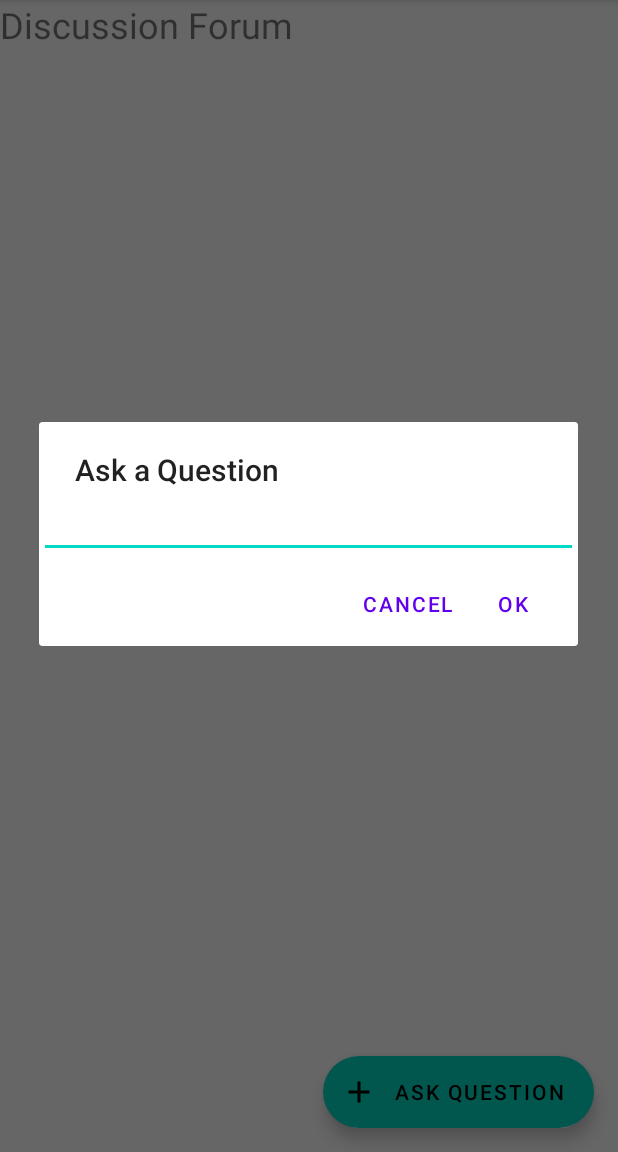
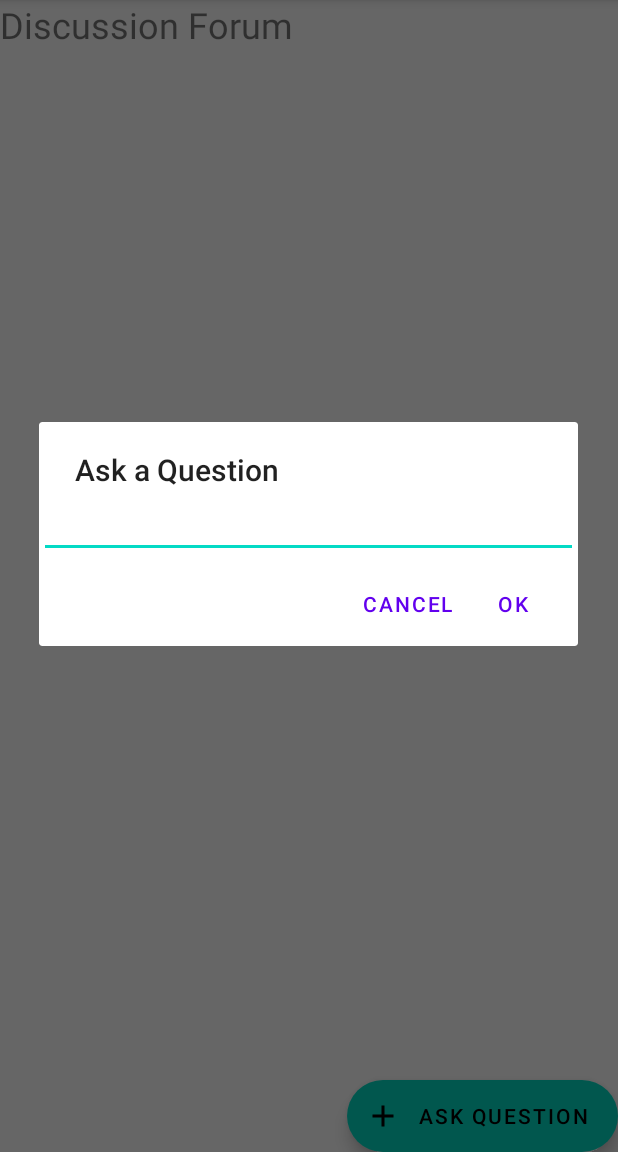
Before and after one commit to CMPUT301W21T36/PhenoCount, an Android app: the DiscussionActivity screen opened directly, with no data from a screen before it, after a tap on "ASK QUESTION", on a phone screen of 412 x 824 dp, the part 84-1236 px from its top. Run offline under Robolectric (Android 15) with nearby library versions, the phone set to English and light mode, and no system bars; our stand-ins replace Firebase (no records; nobody signed in at launch, a user with empty details on screens opened directly); 1 statement that could not run was skipped.

Commit message:
fix layout

```diff
--- a/code/pheno_count/app/src/main/java/com/cmput301w21t36/phenocount/QuestionAdapter.java
+++ b/code/pheno_count/app/src/main/java/com/cmput301w21t36/phenocount/QuestionAdapter.java
@@ -33,8 +33,8 @@ public class QuestionAdapter extends ArrayAdapter<Question> {
         Question question = questions.get(position);
 
         TextView queText = view.findViewById(R.id.question_text_view_in_list);
-
-        queText.setText(question.getText());
+        String textMessage = "Q: " + question.getText();
+        queText.setText(textMessage);
 
 
         return view;
--- a/code/pheno_count/app/src/main/res/layout/activity_discussion.xml
+++ b/code/pheno_count/app/src/main/res/layout/activity_discussion.xml
@@ -1,36 +1,37 @@
 <?xml version="1.0" encoding="utf-8"?>
-<androidx.coordinatorlayout.widget.CoordinatorLayout
+
+<FrameLayout
     xmlns:tools="http://schemas.android.com/tools"
     xmlns:android="http://schemas.android.com/apk/res/android"
     xmlns:app="http://schemas.android.com/apk/res-auto"
     android:layout_width="match_parent"
     android:layout_height="match_parent"
     android:orientation="vertical">
-
-
     <TextView
-        android:id="@+id/discuss_forum_text_view"
+        android:id = "@+id/discuss_forum_text_view"
         android:layout_width="wrap_content"
         android:layout_height="wrap_content"
         android:gravity="center_horizontal"
         android:text="Discussion Forum"
         android:textSize="24sp" />
-
-    <ListView
-        android:id="@+id/question_list_view"
+    <RelativeLayout
         android:layout_width="match_parent"
         android:layout_height="wrap_content"
         android:layout_below="@+id/discuss_forum_text_view">
-    </ListView>
+        <ListView
+            android:id="@+id/question_list_view"
+            android:layout_width="match_parent"
+            android:layout_height="wrap_content">
 
+        </ListView>
+    </RelativeLayout>
     <com.google.android.material.floatingactionbutton.ExtendedFloatingActionButton
         android:id="@+id/add_question_btn"
         android:layout_width="wrap_content"
         android:layout_height="wrap_content"
-        android:layout_margin="16dp"
         android:layout_gravity="bottom|right"
         android:contentDescription="@string/ask_a_question_desc"
         android:text="@string/add_question"
-        app:icon="@drawable/ic_baseline_add_24"/>
+        app:icon="@drawable/ic_baseline_add_24" />
 
-</androidx.coordinatorlayout.widget.CoordinatorLayout>
+</FrameLayout>
```
Also changed, not shown: code/pheno_count/app/src/main/res/layout/activity_question.xml (+5 -4 lines).
